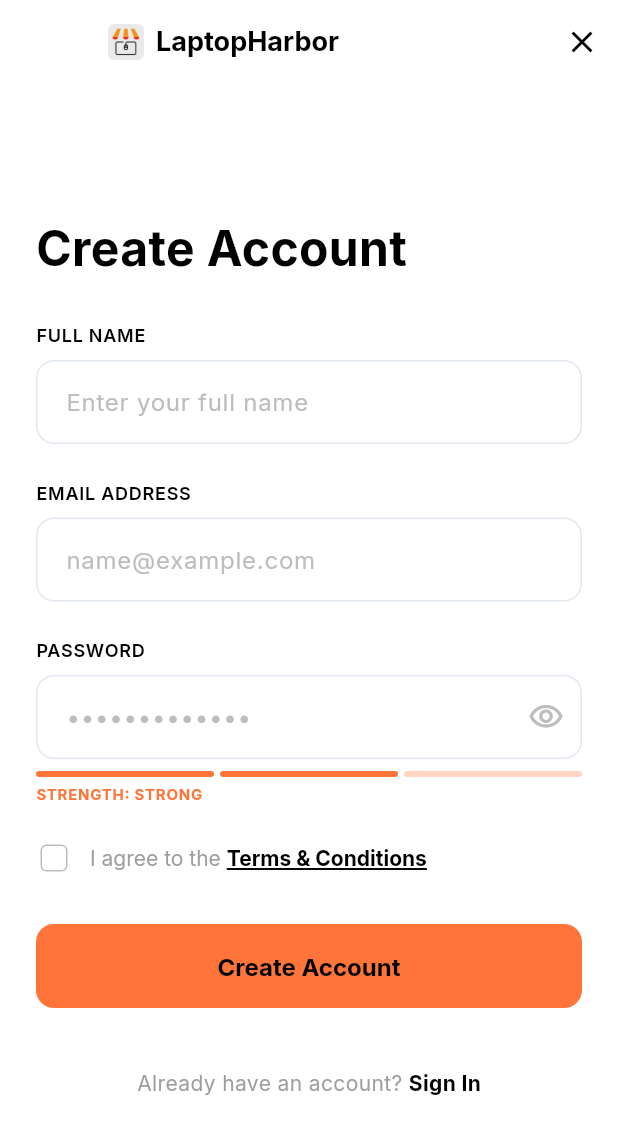
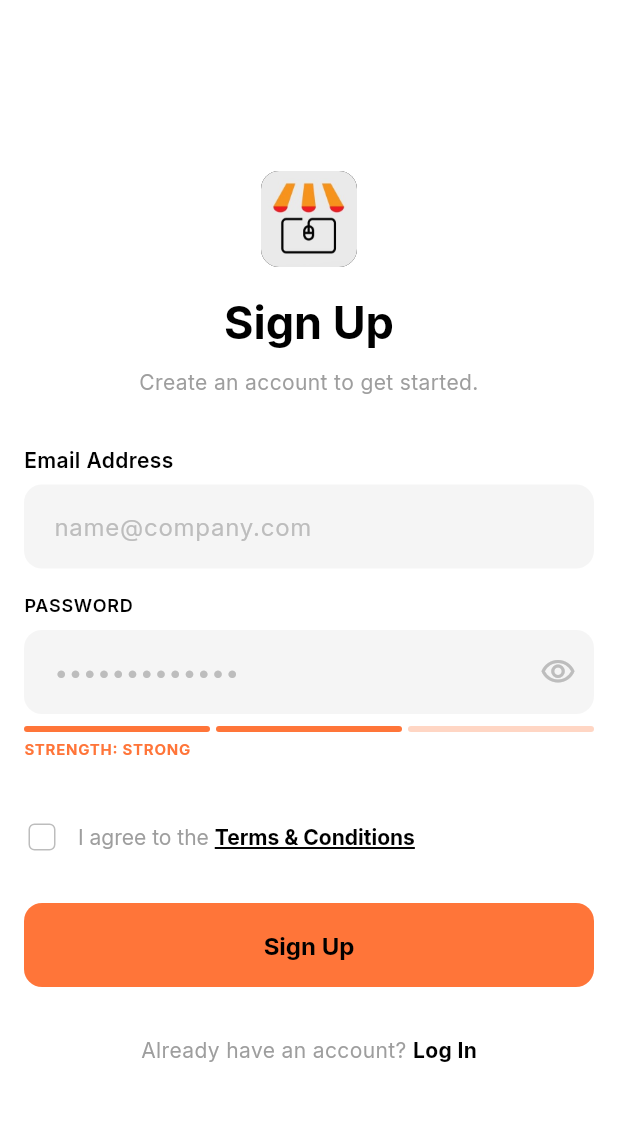
Before and after one commit to 404khai/LaptopHarbor, a Flutter app: the SignupScreen screen opened directly, on a phone screen of 412 x 824 dp. Shown: the top 1134 px of the screen. Run offline on Flutter 3.47's test engine with Material 3 defaults, Android fonts, the phone set to English and light mode, and no system bars; our stand-ins replace google_fonts; network calls fail.

Commit message:
style: Update UI for consistent design across auth screens
- Replace back button in ForgotPasswordScreen and OtpVerificationScreen with CustomBackButton.
- Update input fields in LoginScreen and SignupScreen to use a grey background with no border.
- Align SignupScreen header design with LoginScreen (centered logo and text), removing the close icon.
- Remove unused imports.

```diff
--- a/lib/screens/forgot_password_screen.dart
+++ b/lib/screens/forgot_password_screen.dart
@@ -2,6 +2,7 @@ import 'package:flutter/material.dart';
 import 'package:google_fonts/google_fonts.dart';
 
 import '../theme/app_theme.dart';
+import '../widgets/custom_back_button.dart';
 import 'otp_verification_screen.dart';
 
 class ForgotPasswordScreen extends StatefulWidget {
@@ -27,10 +28,7 @@ class _ForgotPasswordScreenState extends State<ForgotPasswordScreen> {
       appBar: AppBar(
         backgroundColor: Colors.transparent,
         elevation: 0,
-        leading: IconButton(
-          icon: const Icon(Icons.arrow_back, color: AppColors.text),
-          onPressed: () => Navigator.of(context).pop(),
-        ),
+        leading: const Center(child: CustomBackButton()),
       ),
       body: SafeArea(
         child: Center(
--- a/lib/screens/signup_screen.dart
+++ b/lib/screens/signup_screen.dart
@@ -2,6 +2,9 @@ import 'package:flutter/material.dart';
 import 'package:google_fonts/google_fonts.dart';
 
 import '../theme/app_theme.dart';
+import 'login_screen.dart';
+import 'home_screen.dart';
+
 
 class SignupScreen extends StatefulWidget {
   const SignupScreen({super.key});
@@ -29,77 +32,81 @@ class _SignupScreenState extends State<SignupScreen> {
   Widget build(BuildContext context) {
     return Scaffold(
       backgroundColor: Theme.of(context).scaffoldBackgroundColor,
-      appBar: AppBar(
-        backgroundColor: Colors.transparent,
-        elevation: 0,
-        leading: const SizedBox(), // Hide default back button
-        actions: [
-          IconButton(
-            icon: const Icon(Icons.close, color: AppColors.text),
-            onPressed: () => Navigator.of(context).pop(),
-          ),
-        ],
-        title: Row(
-          children: [
-            ClipRRect(
-              borderRadius: BorderRadius.circular(4),
-              child: Image.asset(
-                'images/logo.jpeg',
-                width: 24,
-                height: 24,
-                fit: BoxFit.cover,
-              ),
-            ),
-            const SizedBox(width: 8),
-            Text(
-              'LaptopHarbor',
-              style: GoogleFonts.inter(
-                fontSize: 18,
-                fontWeight: FontWeight.bold,
-                color: AppColors.text,
-              ),
-            ),
-          ],
-        ),
-      ),
       body: SafeArea(
         child: Center(
           child: SingleChildScrollView(
             padding: const EdgeInsets.symmetric(
-              horizontal: 24.0,
-              vertical: 24.0,
+              horizontal: 16.0,
+              vertical: 48.0,
             ),
             child: ConstrainedBox(
-              constraints: const BoxConstraints(maxWidth: 448),
+              constraints: const BoxConstraints(maxWidth: 448), // max-w-md
               child: Column(
+                mainAxisAlignment: MainAxisAlignment.center,
                 crossAxisAlignment: CrossAxisAlignment.stretch,
                 children: [
+                  // Header Section
+                  Column(
+                    children: [
+                      Container(
+                        width: 64,
+                        height: 64,
+                        decoration: BoxDecoration(
+                          color: AppColors.text, // slate-900 always for logo bg
+                          borderRadius: BorderRadius.circular(12),
+                        ),
+                        child: Center(
+                          child: ClipRRect(
+                            borderRadius: BorderRadius.circular(12),
+                            child: Image.asset(
+                              'images/logo.jpeg',
+                              width: 64,
+                              height: 64,
+                              fit: BoxFit.cover,
+                            ),
+                          ),
+                        ),
+                      ),
+                      const SizedBox(height: 16),
                       Text(
-                    'Create Account',
+                        'Sign Up',
                         style: GoogleFonts.inter(
-                      fontSize: 32,
+                          fontSize: 30,
                           fontWeight: FontWeight.bold,
                           color: AppColors.text,
-                      height: 1.1,
+                          letterSpacing: -0.025,
                         ),
+                      ),
+                      const SizedBox(height: 8),
+                      Text(
+                        'Create an account to get started.',
+                        style: GoogleFonts.inter(
+                          fontSize: 14,
+                          color: AppColors.subtext,
+                        ),
+                        textAlign: TextAlign.center,
+                      ),
+                    ],
                   ),
                   const SizedBox(height: 32),
 
-                  // Full Name
+                  // Form Section
+                  Column(
+                    crossAxisAlignment: CrossAxisAlignment.start,
+                    children: [
+                      // Email Field
                       Text(
-                    'FULL NAME',
+                        'Email Address',
                         style: GoogleFonts.inter(
-                      fontSize: 12,
+                          fontSize: 14,
                           fontWeight: FontWeight.w600,
                           color: AppColors.text,
-                      letterSpacing: 0.5,
                         ),
                       ),
-                  const SizedBox(height: 8),
+                      const SizedBox(height: 6),
                       TextFormField(
-                    controller: _nameController,
                         decoration: InputDecoration(
-                      hintText: 'Enter your full name',
+                          hintText: 'name@company.com',
                           hintStyle: GoogleFonts.inter(color: Colors.grey[400]),
                           contentPadding: const EdgeInsets.symmetric(
                             horizontal: 16,
@@ -107,72 +114,26 @@ class _SignupScreenState extends State<SignupScreen> {
                           ),
                           border: OutlineInputBorder(
                             borderRadius: BorderRadius.circular(12),
-                        borderSide: const BorderSide(
-                          color: AppColors.inputBorder,
-                        ),
+                            borderSide: BorderSide.none,
                           ),
                           enabledBorder: OutlineInputBorder(
                             borderRadius: BorderRadius.circular(12),
-                        borderSide: const BorderSide(
-                          color: AppColors.inputBorder,
-                        ),
+                            borderSide: BorderSide.none,
                           ),
                           focusedBorder: OutlineInputBorder(
                             borderRadius: BorderRadius.circular(12),
-                        borderSide: const BorderSide(
+                            borderSide: BorderSide(
                               color: AppColors.primary,
                               width: 2,
                             ),
                           ),
-                    ),
-                    style: GoogleFonts.inter(color: AppColors.text),
-                  ),
-                  const SizedBox(height: 24),
-
-                  // Email Address
-                  Text(
-                    'EMAIL ADDRESS',
-                    style: GoogleFonts.inter(
-                      fontSize: 12,
-                      fontWeight: FontWeight.w600,
-                      color: AppColors.text,
-                      letterSpacing: 0.5,
-                    ),
-                  ),
-                  const SizedBox(height: 8),
-                  TextFormField(
-                    controller: _emailController,
-                    decoration: InputDecoration(
-                      hintText: 'name@example.com',
-                      hintStyle: GoogleFonts.inter(color: Colors.grey[400]),
-                      contentPadding: const EdgeInsets.symmetric(
-                        horizontal: 16,
-                        vertical: 16,
-                      ),
-                      border: OutlineInputBorder(
-                        borderRadius: BorderRadius.circular(12),
-                        borderSide: const BorderSide(
-                          color: AppColors.inputBorder,
-                        ),
-                      ),
-                      enabledBorder: OutlineInputBorder(
-                        borderRadius: BorderRadius.circular(12),
-                        borderSide: const BorderSide(
-                          color: AppColors.inputBorder,
-                        ),
-                      ),
-                      focusedBorder: OutlineInputBorder(
-                        borderRadius: BorderRadius.circular(12),
-                        borderSide: const BorderSide(
-                          color: AppColors.primary,
-                          width: 2,
-                        ),
-                      ),
+                          filled: true,
+                          fillColor: Colors.grey[100],
                         ),
                         keyboardType: TextInputType.emailAddress,
                         style: GoogleFonts.inter(color: AppColors.text),
                       ),
-                  const SizedBox(height: 24),
+                      const SizedBox(height: 16),
 
                       // Password
                   Text(
@@ -197,15 +158,11 @@ class _SignupScreenState extends State<SignupScreen> {
                       ),
                       border: OutlineInputBorder(
                         borderRadius: BorderRadius.circular(12),
-                        borderSide: const BorderSide(
-                          color: AppColors.inputBorder,
-                        ),
+                        borderSide: BorderSide.none,
                       ),
                       enabledBorder: OutlineInputBorder(
                         borderRadius: BorderRadius.circular(12),
-                        borderSide: const BorderSide(
-                          color: AppColors.inputBorder,
-                        ),
+                        borderSide: BorderSide.none,
                       ),
                       focusedBorder: OutlineInputBorder(
                         borderRadius: BorderRadius.circular(12),
@@ -214,6 +171,8 @@ class _SignupScreenState extends State<SignupScreen> {
                           width: 2,
                         ),
                       ),
+                      filled: true,
+                      fillColor: Colors.grey[100],
                       suffixIcon: IconButton(
                         icon: Icon(
                           _obscurePassword
@@ -277,6 +236,9 @@ class _SignupScreenState extends State<SignupScreen> {
                     ),
                   ),
                   const SizedBox(height: 24),
+                    ],
+                  ),
+                  const SizedBox(height: 16),
 
                   // Terms & Conditions
                   Row(
@@ -334,12 +296,17 @@ class _SignupScreenState extends State<SignupScreen> {
                   ),
                   const SizedBox(height: 32),
 
-                  // Create Account Button
+
+                  // Sign In Button
                   SizedBox(
                     height: 56,
                     child: ElevatedButton(
                       onPressed: () {
-                        // TODO: Implement sign up logic
+                        Navigator.of(context).pushReplacement(
+                          MaterialPageRoute(
+                            builder: (context) => const HomeScreen(),
+                          ),
+                        );
                       },
                       style: ElevatedButton.styleFrom(
                         backgroundColor: AppColors.primary,
@@ -350,7 +317,7 @@ class _SignupScreenState extends State<SignupScreen> {
                         ),
                       ),
                       child: Text(
-                        'Create Account',
+                        'Sign Up',
                         style: GoogleFonts.inter(
                           fontSize: 16,
                           fontWeight: FontWeight.bold,
@@ -358,9 +325,9 @@ class _SignupScreenState extends State<SignupScreen> {
                       ),
                     ),
                   ),
-                  const SizedBox(height: 40),
+                  const SizedBox(height: 32),
 
-                  // Footer
+                  // Sign Up Link
                   Row(
                     mainAxisAlignment: MainAxisAlignment.center,
                     children: [
@@ -373,14 +340,20 @@ class _SignupScreenState extends State<SignupScreen> {
                       ),
                       GestureDetector(
                         onTap: () {
-                          Navigator.of(context).pop();
+                          Navigator.of(context).push(
+                            MaterialPageRoute(
+                              builder: (context) => const LoginScreen(),
+                            ),
+                          );
                         },
                         child: Text(
-                          'Sign In',
+                          'Log In',
                           style: GoogleFonts.inter(
                             fontSize: 14,
                             fontWeight: FontWeight.bold,
                             color: AppColors.text,
+                            decorationColor: AppColors.primary,
+                            decorationThickness: 2,
                           ),
                         ),
                       ),
```
Also changed, not shown: lib/screens/login_screen.dart (+10 -115 lines), lib/screens/otp_verification_screen.dart (+3 -4 lines), 1 other file. Lines whose indentation alone changed are shown as unchanged.
